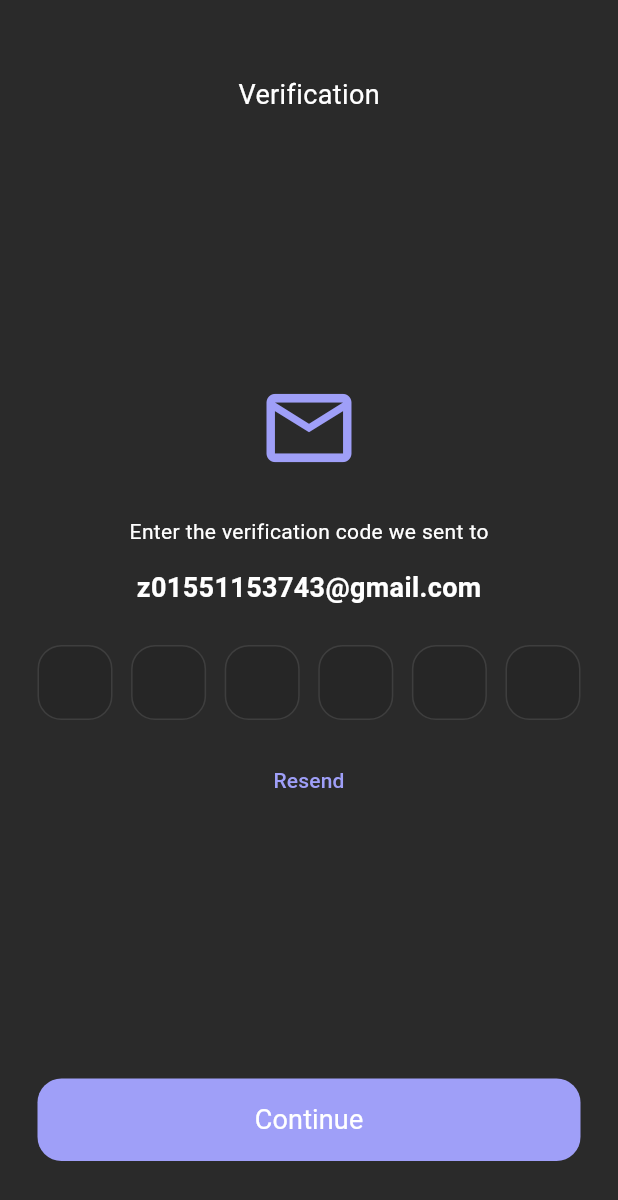
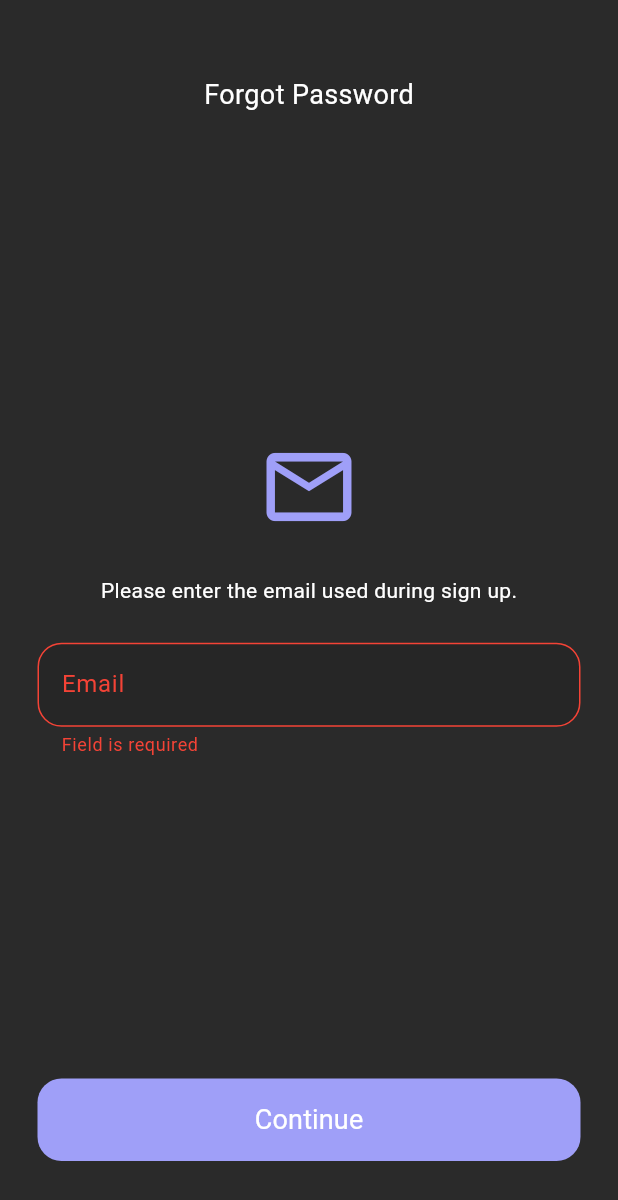
Before and after one commit to zeyadali06/LinkAI, a Flutter app: the screen it shows after launch, after a tap on "Continue", on a phone screen of 412 x 824 dp. Shown: the top 1200 px of the screen. Run offline on Flutter 3.47's test engine with Material 3 defaults, Android fonts, the phone set to English and light mode, and no system bars; drawn by our look-alikes of pin_code_fields; our stand-ins replace device_info_plus, flutter_bloc, font_awesome_flutter, get_it, go_router, permission_handler and 1 more; missing offline and left inert: flutter_sound.

Commit message:
add forget password view

```diff
--- a/lib/core/utils/app_router.dart
+++ b/lib/core/utils/app_router.dart
@@ -1,5 +1,6 @@
 import 'package:go_router/go_router.dart';
 import 'package:linkai/features/authentication/presentation/views/email_verification_view.dart';
+import 'package:linkai/features/authentication/presentation/views/forget_password_view.dart';
 import 'package:linkai/features/authentication/presentation/views/login_view.dart';
 import 'package:linkai/features/authentication/presentation/views/password_confimation_view.dart';
 import 'package:linkai/features/authentication/presentation/views/password_view.dart';
@@ -17,9 +18,10 @@ abstract class AppRouter {
   static const String passwordConfimationView = "/passwordConfimationView";
   static const String phoneNumberView = "/phoneNumberView";
   static const String emailVerificationView = "/emailVerificationView";
+  static const String forgetPasswordView = "/forgetPasswordView";
 
   static final GoRouter router = GoRouter(
-    initialLocation: emailVerificationView,
+    initialLocation: forgetPasswordView,
     routes: <RouteBase>[
       GoRoute(
         path: splashView,
@@ -69,6 +71,12 @@ abstract class AppRouter {
           return const EmailVerificationView();
         },
       ),
+      GoRoute(
+        path: forgetPasswordView,
+        builder: (context, state) {
+          return const ForgetPasswordView();
+        },
+      ),
     ],
   );
 }
--- /dev/null
+++ b/lib/features/authentication/presentation/views/forget_password_view.dart
@@ -0,0 +1,13 @@
+import 'package:flutter/material.dart';
+import 'package:linkai/features/authentication/presentation/views/widgets/forget_password_view_body.dart';
+
+class ForgetPasswordView extends StatelessWidget {
+  const ForgetPasswordView({super.key});
+
+  @override
+  Widget build(BuildContext context) {
+    return const Scaffold(
+      body: ForgetPasswordViewBody(),
+    );
+  }
+}
--- a/lib/features/authentication/presentation/views/widgets/auth_text_field.dart
+++ b/lib/features/authentication/presentation/views/widgets/auth_text_field.dart
@@ -27,8 +27,8 @@ class AuthTextField extends StatefulWidget {
   final Color? borderColor;
   final double borderWidth;
   final double borderRadius;
-  final void Function(String?)? onChanged;
-  final void Function(String?)? onSaved;
+  final void Function(String? value)? onChanged;
+  final void Function(String? value)? onSaved;
   final bool enableValidator;
   final TextEditingController? controller;
   final List<TextInputFormatter>? inputFormatters;
--- /dev/null
+++ b/lib/features/authentication/presentation/views/widgets/forget_password_view_body.dart
@@ -0,0 +1,104 @@
+import 'package:flutter/material.dart';
+import 'package:linkai/core/widgets/custom_button.dart';
+import 'package:linkai/features/authentication/data/models/country_model.dart';
+import 'package:linkai/features/authentication/presentation/views/widgets/auth_text_field.dart';
+
+class ForgetPasswordViewBody extends StatefulWidget {
+  const ForgetPasswordViewBody({super.key});
+
+  @override
+  State<ForgetPasswordViewBody> createState() => _ForgetPasswordViewBodyState();
+}
+
+class _ForgetPasswordViewBodyState extends State<ForgetPasswordViewBody> {
+  late final GlobalKey<FormState> _formKey;
+  late AutovalidateMode autovalidatemodel;
+  late final TextEditingController emailController;
+  late Country countryCode;
+  late String phone;
+
+  @override
+  void initState() {
+    _formKey = GlobalKey<FormState>();
+    autovalidatemodel = AutovalidateMode.disabled;
+    emailController = TextEditingController();
+    super.initState();
+  }
+
+  @override
+  void dispose() {
+    emailController.dispose();
+    super.dispose();
+  }
+
+  @override
+  Widget build(BuildContext context) {
+    return GestureDetector(
+      onTap: () => FocusScope.of(context).unfocus(),
+      child: CustomScrollView(
+        slivers: [
+          SliverFillRemaining(
+            hasScrollBody: false,
+            child: Form(
+              key: _formKey,
+              autovalidateMode: autovalidatemodel,
+              child: Padding(
+                padding: const EdgeInsets.symmetric(horizontal: 25),
+                child: Column(
+                  mainAxisSize: MainAxisSize.min,
+                  children: [
+                    const SizedBox(height: 50),
+                    Text(
+                      "Forgot Password",
+                      style: TextStyle(
+                        fontSize: 18,
+                        color: Theme.of(context).textTheme.bodyLarge!.color,
+                      ),
+                    ),
+                    const Expanded(child: SizedBox(height: 25)),
+                    Column(
+                      mainAxisSize: MainAxisSize.min,
+                      children: [
+                        Icon(
+                          Icons.email_outlined,
+                          size: 68,
+                          color: Theme.of(context).iconTheme.color,
+                        ),
+                        const SizedBox(height: 25),
+                        Text(
+                          "Please enter the email used during sign up.",
+                          style: TextStyle(
+                            fontSize: 14,
+                            color: Theme.of(context).textTheme.bodyLarge!.color,
+                          ),
+                        ),
+                        const SizedBox(height: 25),
+                        AuthTextField(
+                          hintText: "Email",
+                          onSaved: (value) {},
+                        ),
+                      ],
+                    ),
+                    const Expanded(child: SizedBox(height: 25)),
+                    CustomButton(
+                      text: "Continue",
+                      onPressed: () async {
+                        if (_formKey.currentState!.validate()) {
+                          _formKey.currentState!.validate();
+                        } else {
+                          autovalidatemodel = AutovalidateMode.always;
+                          setState(() {});
+                        }
+                      },
+                    ),
+                    const SizedBox(height: 50),
+                  ],
+                ),
+              ),
+            ),
+          ),
+        ],
+      ),
+    );
+  }
+}
--- a/lib/features/authentication/presentation/views/widgets/password_confirmation_view_body.dart
+++ b/lib/features/authentication/presentation/views/widgets/password_confirmation_view_body.dart
@@ -20,6 +20,12 @@ class _PasswordConfirmationViewBodyState extends State<PasswordConfirmationViewB
     autovalidatemodel = AutovalidateMode.disabled;
     confirmPasswordController = TextEditingController();
     super.initState();
+  }
+
+  @override
+  void dispose() {
+    confirmPasswordController.dispose();
+    super.dispose();
   }
 
   @override
--- a/lib/features/authentication/presentation/views/widgets/password_view_body.dart
+++ b/lib/features/authentication/presentation/views/widgets/password_view_body.dart
@@ -20,6 +20,12 @@ class _PasswordViewBodyState extends State<PasswordViewBody> {
     autovalidatemodel = AutovalidateMode.disabled;
     passwordController = TextEditingController();
     super.initState();
+  }
+
+  @override
+  void dispose() {
+    passwordController.dispose();
+    super.dispose();
   }
 
   @override
```
